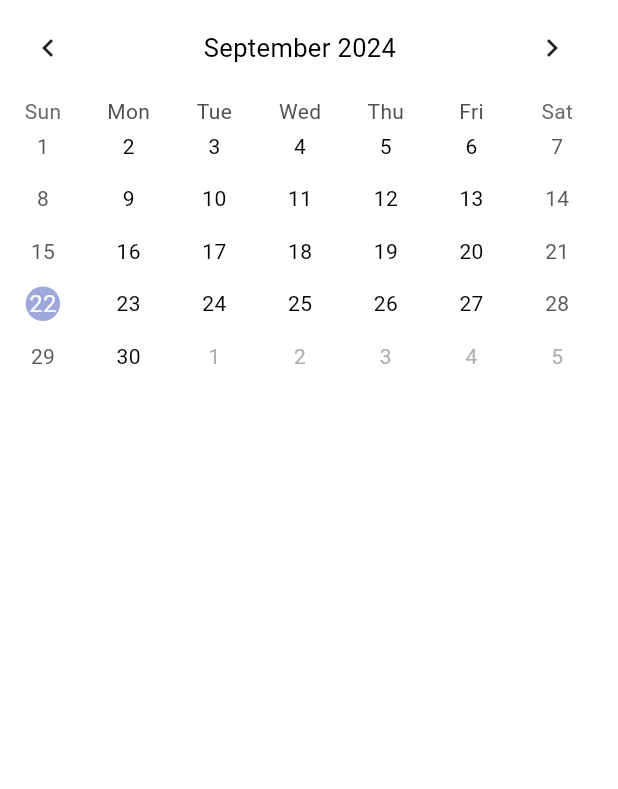
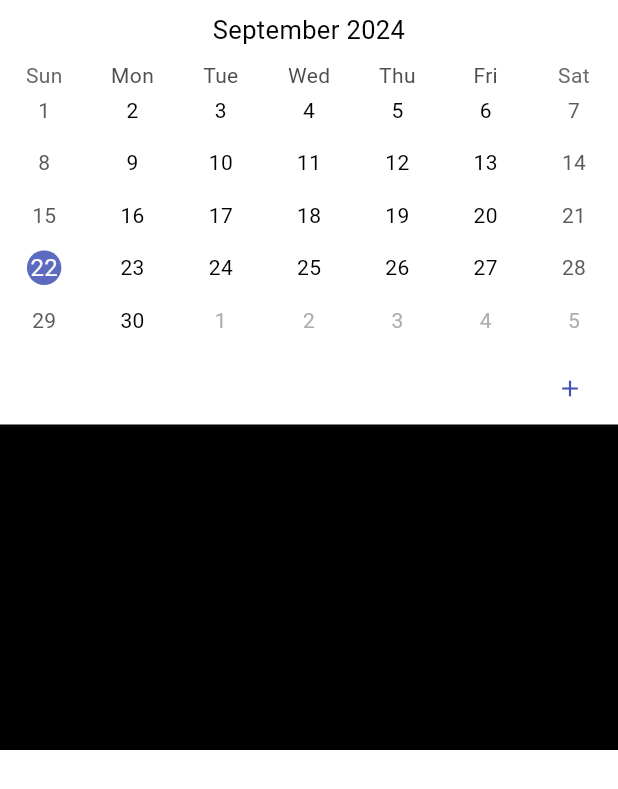
Before and after one commit to deathblade666/flutter_launcher, a Flutter app: the Calendar widget shown alone on an empty page, opened directly, on a phone screen of 412 x 824 dp. Shown: the top 789 px of the screen. Run offline on Flutter 3.47's test engine with Material 3 defaults, Android fonts, the phone set to English and light mode, and no system bars; drawn by our look-alikes of dynamic_color, table_calendar; our stand-ins replace date_format, shared_preferences, string_validator; missing offline and left inert: installed_apps, one_clock; accounts and stored records are empty.

Commit message:
Add more styling and started working on calendar functionality

```diff
--- a/lib/widgets/calendar.dart
+++ b/lib/widgets/calendar.dart
@@ -1,3 +1,5 @@
+import 'dart:math';
+
 import 'package:flutter/material.dart';
 import 'package:flutter_launcher/widgets/calendar_utils.dart';
 import 'package:table_calendar/table_calendar.dart';
@@ -11,22 +13,19 @@ class Calendar extends StatefulWidget {
 
 class _CalendarState extends State<Calendar> {
   late final ValueNotifier<List<Event>> _selectedEvents;
-  CalendarFormat _calendarFormat = CalendarFormat.month;
   Map<DateTime, List<Event>> events = {};
   RangeSelectionMode _rangeSelectionMode = RangeSelectionMode
       .toggledOff; // Can be toggled on/off by longpressing a date
   DateTime _focusedDay = DateTime.now();
   DateTime? _selectedDay;
-  DateTime? _rangeStart;
-  DateTime? _rangeEnd;
 
   @override
   void initState() {
     super.initState();
 
     _selectedDay = _focusedDay;
-    _selectedEvents = ValueNotifier(_getEventsForDay(_selectedDay!));
-    //loadPreviousEvents();
+    _selectedEvents = ValueNotifier(_getEventsForMonth(_selectedDay!));
+    loadPreviousEvents();
   }
 
   @override
@@ -35,17 +34,8 @@ class _CalendarState extends State<Calendar> {
     super.dispose();
   }
 
-//*GET EVENTS PER DAY
-  List<Event> _getEventsForDay(DateTime day) {
-    return events[day] ?? [];
-  }
-
-//*GET EVENT RANGE
-  List<Event> _getEventsForRange(DateTime start, DateTime end) {
-    final days = daysInRange(start, end);
-    return [
-      for (final day in days) ..._getEventsForDay(day),
-    ];
+  List<Event> _getEventsForMonth(DateTime month) {
+    return events[month] ?? [];
   }
 
   void _onDaySelected(DateTime selectedDay, DateTime focusedDay) {
@@ -53,30 +43,9 @@ class _CalendarState extends State<Calendar> {
       setState(() {
         _selectedDay = selectedDay;
         _focusedDay = focusedDay;
-        _rangeStart = null; // Important to clean those
-        _rangeEnd = null;
         _rangeSelectionMode = RangeSelectionMode.toggledOff;
       });
-      _selectedEvents.value = _getEventsForDay(selectedDay);
-    }
-  }
-
-  void _onRangeSelected(DateTime? start, DateTime? end, DateTime focusedDay) {
-    setState(() {
-      _selectedDay = null;
-      _focusedDay = focusedDay;
-      _rangeStart = start!;
-      _rangeEnd = end; //! exception error (null call a null value)
-      _rangeSelectionMode = RangeSelectionMode.toggledOn;
-    });
-
-    // *`start` or `end` could be null
-    if (start != null && end != null) {
-      _selectedEvents.value = _getEventsForRange(start, end);
-    } else if (start != null) {
-      _selectedEvents.value = _getEventsForDay(start);
-    } else if (end != null) {
-      _selectedEvents.value = _getEventsForDay(end);
+      _selectedEvents.value = _getEventsForMonth(selectedDay);
     }
   }
 
@@ -87,37 +56,105 @@ class _CalendarState extends State<Calendar> {
     _descriptionController.clear();
   }
 
-
+  void loadPreviousEvents() {
+    events = {
+      _selectedDay!: [const Event(title: '', description: '')],
+      _selectedDay!: [const Event(title: '', description: '')]
+    };
+  }
 
   @override
   Widget build(BuildContext context) {
     return SizedBox(
       height: 500,
-      width: 400,
       child:Column(
         children: [
           SizedBox(
-            height: 255,
-            width: 400,
+            height: 235,
             child: TableCalendar(
               focusedDay: _focusedDay,
               firstDay: DateTime.utc(2000, 12, 31),
               lastDay: DateTime.utc(2030, 01, 01),
               rowHeight: 35,
               calendarFormat: CalendarFormat.month,
-             // headerVisible: false,
               headerStyle: const HeaderStyle(
                 titleCentered: true,
                 formatButtonVisible: false,
+                leftChevronVisible: false,
+                rightChevronVisible: false
               ),
-              availableGestures: AvailableGestures.none,
-              eventLoader: _getEventsForDay,
+              selectedDayPredicate: (day) => isSameDay(_selectedDay, day),
+              //availableGestures: AvailableGestures.none,
+              eventLoader: _getEventsForMonth,
               onDaySelected: _onDaySelected,
-            )
+              rangeSelectionMode: _rangeSelectionMode,
+              onPageChanged: (focusedDay) {
+                  _focusedDay = focusedDay;
+              },
+                // Ici, vous pouvez personnaliser l'apparence et le comportement du calendrier selon vos besoins
+            ),
           ),
-          //TODO: List of Events for the entire month
+          Row(
+            children: [
+              Expanded(child: Padding(padding: EdgeInsets.only(right: 1))),
+              TextButton(
+                onPressed:  (){
+                  showDialog(
+                    context: context, builder: (_) => _dialogWidget(context));
+                  },
+                child: const Icon(Icons.add)
+              )
+            ],
+          ),
+          Container(
+            color: Colors.black,
+            height: 217,
+            child: ListView.builder(itemCount: events.length ,itemBuilder: (context, index){
+              return const Center( child: Text("List of events for the month"));
+            }),
+          ),
         ]
       )
     );
   }
 }
+
+AlertDialog _dialogWidget(BuildContext context) {
+    return AlertDialog.adaptive(
+      scrollable: true,
+      title: const Text('New Event'),
+      content: const Padding(
+        padding: EdgeInsets.all(8),
+        child: Column(
+          children: [
+            TextField(
+              //controller: _titleController,
+              decoration: InputDecoration(helperText: 'Title'),
+            ),
+            TextField(
+              //controller: _descriptionController,
+              decoration: InputDecoration(helperText: 'Description'),
+            ),
+          ],
+        ),
+      ),
+      actions: [
+        TextButton(
+            onPressed: () {
+
+             // events.addAll({
+              //  _selectedDay!: [
+               //   ..._selectedEvents.value,
+               //   Event(
+               //       title: _titleController.text,
+               //       description: _descriptionController.text)
+              //  ]
+             // });
+             // _selectedEvents.value = _getEventsForDay(_selectedDay!);
+            //  clearController();
+            //  context.pop();
+            },
+            child: const Text('Submit'))
+      ],
+    );
+  }
```
Also changed, not shown: lib/widgets/tasks.dart (+5 -3 lines).
